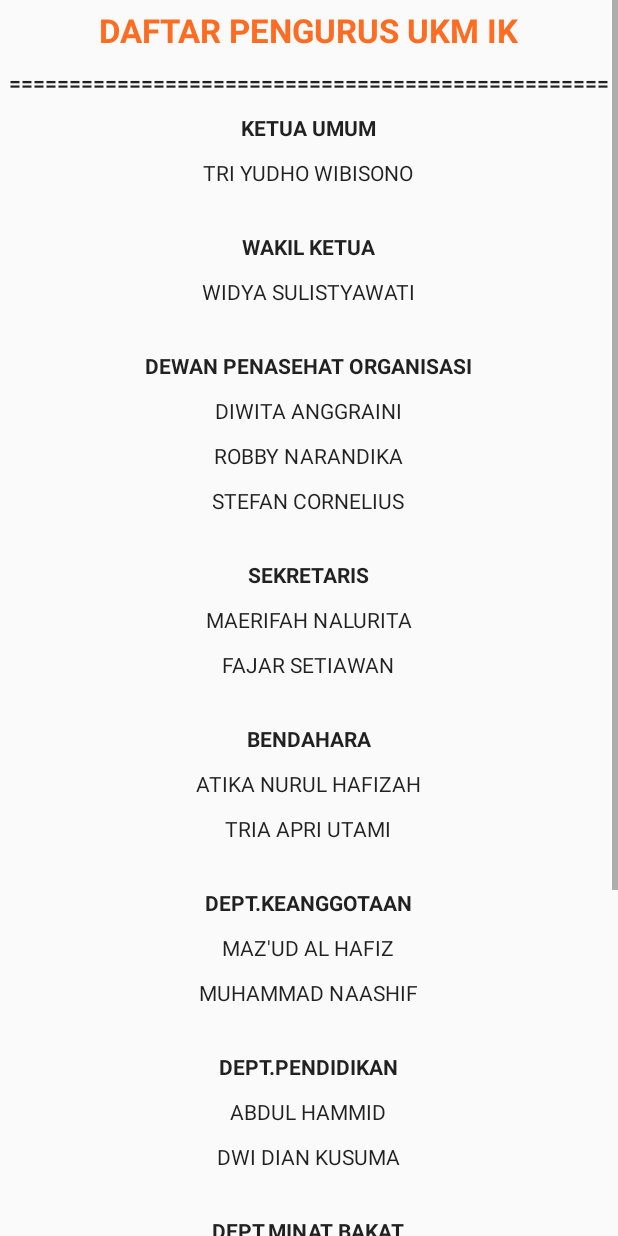
After one commit to RBAYU505/clientsatu, an Android app: the Pengurus screen opened directly, with no data from a screen before it, on a phone screen of 412 x 824 dp. The commit adds this screen. Run offline under Robolectric (Android 15) with nearby library versions, the phone set to English and light mode, and no system bars.

Commit message:
firebase auth regis login, retrieve db to listview REVERSE, dan terima notif fcm, splash, intro slider, help, daftar ph jalan

```diff
--- a/app/src/main/AndroidManifest.xml
+++ b/app/src/main/AndroidManifest.xml
@@ -28,6 +28,9 @@
             android:name=".DetailActivity"
             android:parentActivityName=".MainActivity" />
 
+        <activity android:name=".Lainlain.Help"/>
+
+        <activity android:name=".Lainlain.Pengurus"/>
 
         <activity android:name=".Goodbye" />
 
--- /dev/null
+++ b/app/src/main/java/id/restabayu/clientsatu/Lainlain/Pengurus.java
@@ -0,0 +1,17 @@
+package id.restabayu.clientsatu.Lainlain;
+
+import android.os.Bundle;
+import android.support.v7.app.AppCompatActivity;
+import android.widget.TextView;
+
+import id.restabayu.clientsatu.R;
+
+public class Pengurus extends AppCompatActivity {
+
+    @Override
+    protected void onCreate(Bundle savedInstanceState) {
+        super.onCreate(savedInstanceState);
+        setContentView(R.layout.pengurus);
+
+    }
+}
--- /dev/null
+++ b/app/src/main/res/layout/pengurus.xml
@@ -0,0 +1,376 @@
+<?xml version="1.0" encoding="utf-8"?>
+<android.support.constraint.ConstraintLayout
+    xmlns:android="http://schemas.android.com/apk/res/android" android:layout_width="match_parent"
+    android:layout_height="match_parent">
+
+    <ScrollView
+        android:layout_width="match_parent"
+        android:layout_height="match_parent">
+
+        <LinearLayout
+            android:layout_width="match_parent"
+            android:layout_height="match_parent"
+            android:gravity="center"
+            android:orientation="vertical">
+
+            <TextView
+                android:id="@+id/dft_pengurus"
+                android:layout_width="wrap_content"
+                android:layout_height="wrap_content"
+                android:layout_gravity="center"
+                android:padding="5dp"
+                android:text="DAFTAR PENGURUS UKM IK"
+                android:textColor="#ff6c22"
+                android:textAppearance="@style/TextAppearance.AppCompat.Large"
+                android:textStyle="bold" />
+            <TextView
+                android:id="@+id/batas"
+                android:layout_width="wrap_content"
+                android:layout_height="wrap_content"
+                android:maxLines="1"
+                android:padding="5dp"
+                android:text="=================================================="
+                android:textAppearance="@style/TextAppearance.AppCompat"
+                android:textStyle="bold" />
+
+            <TextView
+                android:id="@+id/dft1"
+                android:layout_width="wrap_content"
+                android:layout_height="wrap_content"
+                android:maxLines="1"
+                android:padding="5dp"
+                android:text="KETUA UMUM"
+                android:textAppearance="@style/TextAppearance.AppCompat"
+                android:textStyle="bold" />
+            <TextView
+                android:id="@+id/knt1"
+                android:layout_width="wrap_content"
+                android:layout_height="wrap_content"
+                android:maxLines="1"
+                android:padding="5dp"
+                android:text="TRI YUDHO WIBISONO"
+                android:textAppearance="@style/TextAppearance.AppCompat" />
+            <TextView
+                android:id="@+id/spasi1"
+                android:layout_width="wrap_content"
+                android:layout_height="wrap_content"
+                android:maxLines="1"
+                android:padding="0dp"
+                android:text=""
+                android:textAppearance="@style/TextAppearance.AppCompat" />
+
+            <TextView
+                android:id="@+id/dft2"
+                android:layout_width="wrap_content"
+                android:layout_height="wrap_content"
+                android:maxLines="1"
+                android:padding="5dp"
+                android:text="WAKIL KETUA"
+                android:textAppearance="@style/TextAppearance.AppCompat"
+                android:textStyle="bold" />
+            <TextView
+                android:id="@+id/knt2"
+                android:layout_width="wrap_content"
+                android:layout_height="wrap_content"
+                android:maxLines="1"
+                android:padding="5dp"
+                android:text="WIDYA SULISTYAWATI"
+                android:textAppearance="@style/TextAppearance.AppCompat" />
+            <TextView
+                android:id="@+id/spasi2"
+                android:layout_width="wrap_content"
+                android:layout_height="wrap_content"
+                android:maxLines="1"
+                android:padding="0dp"
+                android:text=""
+                android:textAppearance="@style/TextAppearance.AppCompat" />
+
+            <TextView
+                android:id="@+id/dft3"
+                android:layout_width="wrap_content"
+                android:layout_height="wrap_content"
+                android:maxLines="1"
+                android:padding="5dp"
+                android:text="DEWAN PENASEHAT ORGANISASI"
+                android:textAppearance="@style/TextAppearance.AppCompat"
+                android:textStyle="bold" />
+            <TextView
+                android:id="@+id/knt3"
+                android:layout_width="wrap_content"
+                android:layout_height="wrap_content"
+                android:maxLines="1"
+                android:padding="5dp"
+                android:text="DIWITA ANGGRAINI"
+                android:textAppearance="@style/TextAppearance.AppCompat" />
+            <TextView
+                android:id="@+id/knt4"
+                android:layout_width="wrap_content"
+                android:layout_height="wrap_content"
+                android:maxLines="1"
+                android:padding="5dp"
+                android:text="ROBBY NARANDIKA"
+                android:textAppearance="@style/TextAppearance.AppCompat" />
+            <TextView
+                android:id="@+id/knt5"
+                android:layout_width="wrap_content"
+                android:layout_height="wrap_content"
+                android:maxLines="1"
+                android:padding="5dp"
+                android:text="STEFAN CORNELIUS"
+                android:textAppearance="@style/TextAppearance.AppCompat" />
+            <TextView
+                android:id="@+id/spasi3"
+                android:layout_width="wrap_content"
+                android:layout_height="wrap_content"
+                android:maxLines="1"
+                android:padding="0dp"
+                android:text=""
+                android:textAppearance="@style/TextAppearance.AppCompat" />
+
+            <TextView
+                android:id="@+id/dft4"
+                android:layout_width="wrap_content"
+                android:layout_height="wrap_content"
+                android:maxLines="1"
+                android:padding="5dp"
+                android:text="SEKRETARIS"
+                android:textAppearance="@style/TextAppearance.AppCompat"
+                android:textStyle="bold" />
+            <TextView
+                android:id="@+id/knt6"
+                android:layout_width="wrap_content"
+                android:layout_height="wrap_content"
+                android:maxLines="1"
+                android:padding="5dp"
+                android:text="MAERIFAH NALURITA"
+                android:textAppearance="@style/TextAppearance.AppCompat" />
+            <TextView
+                android:id="@+id/knt7"
+                android:layout_width="wrap_content"
+                android:layout_height="wrap_content"
+                android:maxLines="1"
+                android:padding="5dp"
+                android:text="FAJAR SETIAWAN"
+                android:textAppearance="@style/TextAppearance.AppCompat" />
+            <TextView
+                android:id="@+id/spasi4"
+                android:layout_width="wrap_content"
+                android:layout_height="wrap_content"
+                android:maxLines="1"
+                android:padding="0dp"
+                android:text=""
+                android:textAppearance="@style/TextAppearance.AppCompat" />
+
+            <TextView
+                android:id="@+id/dft5"
+                android:layout_width="wrap_content"
+                android:layout_height="wrap_content"
+                android:maxLines="1"
+                android:padding="5dp"
+                android:text="BENDAHARA"
+                android:textAppearance="@style/TextAppearance.AppCompat"
+                android:textStyle="bold" />
+            <TextView
+                android:id="@+id/knt8"
+                android:layout_width="wrap_content"
+                android:layout_height="wrap_content"
+                android:maxLines="1"
+                android:padding="5dp"
+                android:text="ATIKA NURUL HAFIZAH"
+                android:textAppearance="@style/TextAppearance.AppCompat" />
+            <TextView
+                android:id="@+id/knt9"
+                android:layout_width="wrap_content"
+                android:layout_height="wrap_content"
+                android:maxLines="1"
+                android:padding="5dp"
+                android:text="TRIA APRI UTAMI"
+                android:textAppearance="@style/TextAppearance.AppCompat" />
+            <TextView
+                android:id="@+id/spasi5"
+                android:layout_width="wrap_content"
+                android:layout_height="wrap_content"
+                android:maxLines="1"
+                android:padding="0dp"
+                android:text=""
+                android:textAppearance="@style/TextAppearance.AppCompat" />
+
+            <TextView
+                android:id="@+id/dft6"
+                android:layout_width="wrap_content"
+                android:layout_height="wrap_content"
+                android:maxLines="1"
+                android:padding="5dp"
+                android:text="DEPT.KEANGGOTAAN"
+                android:textAppearance="@style/TextAppearance.AppCompat"
+                android:textStyle="bold" />
+            <TextView
+                android:id="@+id/knt10"
+                android:layout_width="wrap_content"
+                android:layout_height="wrap_content"
+                android:maxLines="1"
+                android:padding="5dp"
+                android:text="MAZ'UD AL HAFIZ"
+                android:textAppearance="@style/TextAppearance.AppCompat" />
+            <TextView
+                android:id="@+id/knt11"
+                android:layout_width="wrap_content"
+                android:layout_height="wrap_content"
+                android:maxLines="1"
+                android:padding="5dp"
+                android:text="MUHAMMAD NAASHIF"
+                android:textAppearance="@style/TextAppearance.AppCompat" />
+            <TextView
+                android:id="@+id/spasi6"
+                android:layout_width="wrap_content"
+                android:layout_height="wrap_content"
+                android:maxLines="1"
+                android:padding="0dp"
+                android:text=""
+                android:textAppearance="@style/TextAppearance.AppCompat" />
+
+            <TextView
+                android:id="@+id/dft7"
+                android:layout_width="wrap_content"
+                android:layout_height="wrap_content"
+                android:maxLines="1"
+                android:padding="5dp"
+                android:text="DEPT.PENDIDIKAN"
+                android:textAppearance="@style/TextAppearance.AppCompat"
+                android:textStyle="bold" />
+            <TextView
+                android:id="@+id/knt12"
+                android:layout_width="wrap_content"
+                android:layout_height="wrap_content"
+                android:maxLines="1"
+                android:padding="5dp"
+                android:text="ABDUL HAMMID"
+                android:textAppearance="@style/TextAppearance.AppCompat" />
+            <TextView
+                android:id="@+id/knt13"
+                android:layout_width="wrap_content"
+                android:layout_height="wrap_content"
+                android:maxLines="1"
+                android:padding="5dp"
+                android:text="DWI DIAN KUSUMA"
+                android:textAppearance="@style/TextAppearance.AppCompat" />
+            <TextView
+                android:id="@+id/spasi8"
+                android:layout_width="wrap_content"
+                android:layout_height="wrap_content"
+                android:maxLines="1"
+                android:padding="0dp"
+                android:text=""
+                android:textAppearance="@style/TextAppearance.AppCompat" />
+
+            <TextView
+                android:id="@+id/dft8"
+                android:layout_width="wrap_content"
+                android:layout_height="wrap_content"
+                android:maxLines="1"
+                android:padding="5dp"
+                android:text="DEPT.MINAT BAKAT"
+                android:textAppearance="@style/TextAppearance.AppCompat"
+                android:textStyle="bold" />
+            <TextView
+                android:id="@+id/knt14"
+                android:layout_width="wrap_content"
+                android:layout_height="wrap_content"
+                android:maxLines="1"
+                android:padding="5dp"
+                android:text="ASEP AHMAD SOFYAN"
+                android:textAppearance="@style/TextAppearance.AppCompat" />
+            <TextView
+                android:id="@+id/knt15"
+                android:layout_width="wrap_content"
+                android:layout_height="wrap_content"
+                android:maxLines="1"
+                android:padding="5dp"
+                android:text="EKO SANTOSO"
+                android:textAppearance="@style/TextAppearance.AppCompat" />
+            <TextView
+                android:id="@+id/spasi9"
+                android:layout_width="wrap_content"
+                android:layout_height="wrap_content"
+                android:maxLines="1"
+                android:padding="0dp"
+                android:text=""
+                android:textAppearance="@style/TextAppearance.AppCompat" />
+
+            <TextView
+                android:id="@+id/dft9"
+                android:layout_width="wrap_content"
+                android:layout_height="wrap_content"
+                android:maxLines="1"
+                android:padding="5dp"
+                android:text="DEPT.HUMAS"
+                android:textAppearance="@style/TextAppearance.AppCompat"
+                android:textStyle="bold" />
+            <TextView
+                android:id="@+id/knt16"
+                android:layout_width="wrap_content"
+                android:layout_height="wrap_content"
+                android:maxLines="1"
+                android:padding="5dp"
+                android:text="ENDRI SETIAWAN"
+                android:textAppearance="@style/TextAppearance.AppCompat" />
+            <TextView
+                android:id="@+id/knt17"
+                android:layout_width="wrap_content"
+                android:layout_height="wrap_content"
+                android:maxLines="1"
+                android:padding="5dp"
+                android:text="BAGUS SAPUTRA"
+                android:textAppearance="@style/TextAppearance.AppCompat" />
+            <TextView
+                android:id="@+id/spasi10"
+                android:layout_width="wrap_content"
+                android:layout_height="wrap_content"
+                android:maxLines="1"
+                android:padding="0dp"
+                android:text=""
+                android:textAppearance="@style/TextAppearance.AppCompat" />
+
+            <TextView
+                android:id="@+id/dft10"
+                android:layout_width="wrap_content"
+                android:layout_height="wrap_content"
+                android:maxLines="1"
+                android:padding="5dp"
+                android:text="DEPT.PUBLIKASI DAN DOKUMENTASI"
+                android:textAppearance="@style/TextAppearance.AppCompat"
+                android:textStyle="bold" />
+            <TextView
+                android:id="@+id/knt19"
+                android:layout_width="wrap_content"
+                android:layout_height="wrap_content"
+                android:maxLines="1"
+                android:padding="5dp"
+                android:text="JIMMY FERNANDO"
+                android:textAppearance="@style/TextAppearance.AppCompat" />
+            <TextView
+                android:id="@+id/knt20"
+                android:layout_width="wrap_content"
+                android:layout_height="wrap_content"
+                android:maxLines="1"
+                android:padding="5dp"
+                android:text="PUTRI FADILLAH"
+                android:textAppearance="@style/TextAppearance.AppCompat" />
+
+
+            <TextView
+                android:id="@+id/knt.."
+                android:layout_width="wrap_content"
+                android:layout_height="wrap_content"
+                android:maxLines="1"
+                android:padding="5dp"
+                android:text=""
+                android:textAppearance="@style/TextAppearance.AppCompat" />
+
+
+        </LinearLayout>
+
+    </ScrollView>
+
+
+</android.support.constraint.ConstraintLayout>
--- a/app/src/main/res/values/strings.xml
+++ b/app/src/main/res/values/strings.xml
@@ -6,7 +6,6 @@
     <string name="skip">LEWATI</string>
     <string name="start">MULAI</string>
 
-
     <string name="slide_1_title">UKM IK</string>
     <string name="slide_1_desc_a">UKM IK Merupakan Organisasi Mahasiswa di STMIK AKAKOM Yang Bergerak di Bidang Penalaran Ilmiah</string>
     <string name="slide_1_desc_b">UKM IK Didirikan Pada Tahun 1995 Atas Aspirasi Mahasiswa STMIK AKAKOM Sebagai Wadah untuk Berkarya dan Berkreatifitas</string>
@@ -14,4 +13,8 @@
     <string name="slide_2_title">AGENDA ACARA</string>
     <string name="slide_2_desc_a">Aplikasi Ini Memungkinkan Anda Untuk Melihat Daftar Agenda Kegiatan yang Akan Diselenggarakan oleh UKM IK.</string>
     <string name="slide_2_desc_b">Anda Juga Dapat Menerima Notifikasi dan Menambahkan Reminder pada Acara Agar Tidak Ketinggalan</string>
+
+    <string name="cara_register">"1.Klik Tampilan 'Belum Punya Akun? Daftar',  2.Selanjutnya Masukkan 'Alamat Email' anda Dan 'Password' Minimal '6 Karakter',  3.Lalu Klik Tombol 'SIGNUP', 4.Maka anda akan terdaftar, 5.Kemudian jika anda ingin login anda tinggal memilih tapilan 'Sudah Punya Akun? Login' maka anda akan langsung bisa masuk."</string>
+    <string name="cara_login">"1.Masukkan 'Email' dan 'Password' yang sudah terdaftar pada kolom 'Email' dan 'Password' yang tersedia,  2.Selanjutnya Klik Tombol 'SIGNIN',  3.Maka akan masuk ke menu Welcome,  4.Lalu Swipe Ke Kanan dan Klik Tombol 'Mulai'  5.Maka akan tampil Halaman Utama</string>
+    <string name="cara_remind">"1.Lihat daftar acara yang ada,  2.Klik salah satu acara untuk melihat detail acara tersebut,  3.Klik tombol 'INGATKAN SAYA',  3.Maka 'Reminder' berhasil dibuat, dan saat acara akan dimulai akan ada pemberitahuan di smartphone anda</string>
 </resources>
```
Also changed, not shown: app/src/main/java/id/restabayu/clientsatu/Lainlain/Help.java (added, +18 -0 lines), app/src/main/java/id/restabayu/clientsatu/MainActivity.java (+27 -3 lines), app/src/main/res/layout/help.xml (added, +161 -0 lines), app/src/main/res/menu/menu.xml (+8 -0 lines), app/src/main/res/values/styles.xml (+8 -2 lines).
